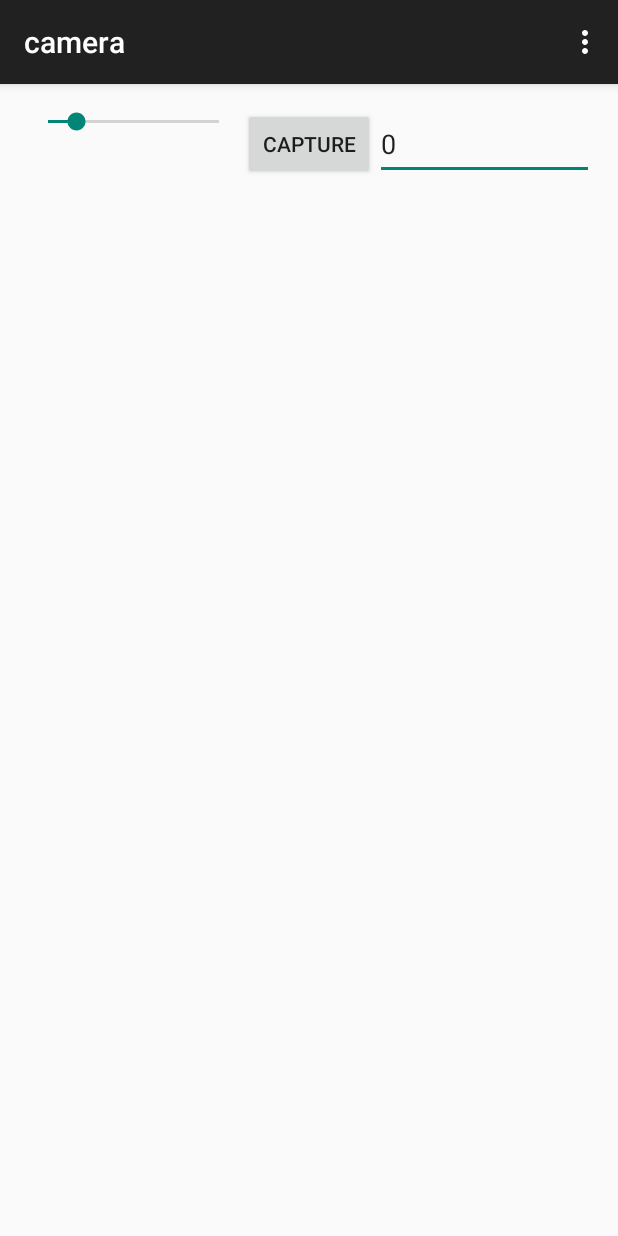
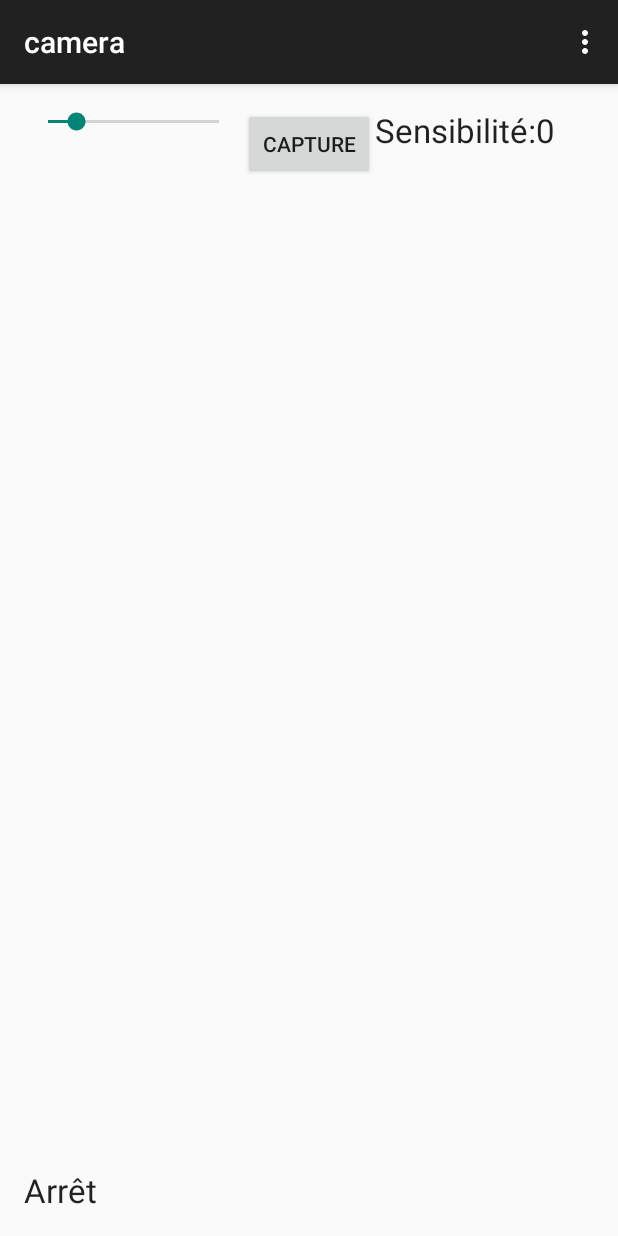
Before and after one commit to Late-Night-Coders/ReMoss, an Android app: the screen it shows after launch (MainActivity), on a phone screen of 412 x 824 dp. Run offline under Robolectric (Android 15) with nearby library versions, the phone set to English and light mode, and no system bars.

Commit message:
Commit Évènements + Affichage sur mobile

```diff
--- a/app/src/main/java/stevenseesall/com/camera/MainActivity.java
+++ b/app/src/main/java/stevenseesall/com/camera/MainActivity.java
@@ -12,6 +12,7 @@ import android.widget.Button;
 import android.widget.EditText;
 import android.widget.FrameLayout;
 import android.widget.SeekBar;
+import android.widget.TextView;
 
 public class MainActivity extends ActionBarActivity {
 
@@ -20,7 +21,8 @@ public class MainActivity extends ActionBarActivity {
         super.onCreate(savedInstanceState);
         setContentView(R.layout.activity_main);
 
-        ThreadCamera TC = new ThreadCamera(getApplicationContext(), this,(SeekBar) findViewById(R.id.seekBar),(FrameLayout) findViewById(R.id.camera_preview), (EditText) findViewById(R.id.editText));
+        ThreadCamera TC = new ThreadCamera(getApplicationContext(), this,(SeekBar) findViewById(R.id.seekBar),
+                (FrameLayout) findViewById(R.id.camera_preview), (TextView) findViewById(R.id.textView), (TextView) findViewById(R.id.textView3));
         TC.start();
 
         // Create an instance of Camera
--- a/app/src/main/java/stevenseesall/com/camera/ThreadCamera.java
+++ b/app/src/main/java/stevenseesall/com/camera/ThreadCamera.java
@@ -11,6 +11,7 @@ import android.view.SurfaceView;
 import android.widget.EditText;
 import android.widget.FrameLayout;
 import android.widget.SeekBar;
+import android.widget.TextView;
 import android.widget.Toast;
 
 import java.io.IOException;
@@ -29,17 +30,20 @@ public class ThreadCamera extends Thread {
     private SurfaceHolder mHolder;
     boolean Libre = true;
     int[] mImageAvant;
-    int mSkippedFrameHorizontal = 8;
-    int mSkippedFrameVertical = 8;
-    EditText mEditText;
+    int mSkippedFrameHorizontal = 2;
+    int mSkippedFrameVertical = 2;
+    TextView mTextView;
+    TextView mMouvementTextView;
+    Boolean mMouvement = false;
 
 
-    public ThreadCamera(Context context, Activity activity, SeekBar seekBar, FrameLayout frameLayout, EditText editText) {
+    public ThreadCamera(Context context, Activity activity, SeekBar seekBar, FrameLayout frameLayout, TextView textView, TextView textViewMouvement) {
         mContext = context;
         mActivity = activity;
         mSeekBar = seekBar;
         mFrameLayout = frameLayout;
-        mEditText = editText;
+        mTextView = textView;
+        mMouvementTextView = textViewMouvement;
     }
 
     public void run() {
@@ -97,7 +101,7 @@ public class ThreadCamera extends Thread {
                     mActivity.runOnUiThread(new Runnable() {
                         @Override
                         public void run() {
-                            mEditText.setText(Integer.toString(mSensibility));
+                            mTextView.setText(Integer.toString(mSensibility));
                         }
                     });
 
@@ -254,17 +258,39 @@ public class ThreadCamera extends Thread {
                     sensibilityValue = 50000;
                     break;
                 case 6:
-                    sensibilityValue = 750000;
+                    sensibilityValue = 75000;
                     break;
             }
             //Log.d("CameraTest", Integer.toString(SensibilityValue));
             if(diff > sensibilityValue){
                 Log.d("CameraTest", "MOUVEMENT");
                 Log.d("CameraTest", Long.toString(diff));
+                if(!mMouvement)
+                {
+                    //Évènement mouvement
+                    mActivity.runOnUiThread(new Runnable() {
+                        @Override
+                        public void run() {
+                            mMouvementTextView.setText("Mouvement!");
+                        }
+                    });
+                }
+                mMouvement = true;
             }
             else{
                 Log.d("CameraTest", "ARRET");
                 Log.d("CameraTest", Long.toString(diff));
+                if(mMouvement)
+                {
+                    //Évènement Arrêt
+                    mActivity.runOnUiThread(new Runnable() {
+                        @Override
+                        public void run() {
+                            mMouvementTextView.setText("Arrêt!");
+                        }
+                    });
+                }
+                mMouvement = false;
             }
             mImageAvant = myPixels;
         }
--- a/app/src/main/res/layout/activity_main.xml
+++ b/app/src/main/res/layout/activity_main.xml
@@ -5,22 +5,34 @@
     android:paddingTop="@dimen/activity_vertical_margin"
     android:paddingBottom="@dimen/activity_vertical_margin" tools:context=".MainActivity">
 
-    <RelativeLayout xmlns:android="http://schemas.android.com/apk/res/android"
-        android:orientation="horizontal"
-        android:layout_width="fill_parent"
-        android:layout_height="fill_parent"
-        android:id="@+id/relativeLayout"
+    <FrameLayout
+        android:id="@+id/camera_preview"
+        android:layout_width="wrap_content"
+        android:layout_height="wrap_content"
+        android:layout_weight="1"
+        android:layout_alignParentLeft="true"
+        android:layout_alignParentStart="true"
+        android:layout_toStartOf="@+id/button_capture"
+        android:layout_alignParentRight="true"
+        android:layout_alignParentEnd="true"
+        android:layout_above="@+id/textView3"
         android:layout_below="@+id/button_capture">
-        <FrameLayout
-            android:id="@+id/camera_preview"
-            android:layout_width="wrap_content"
-            android:layout_height="wrap_content"
-            android:layout_weight="1"
-            android:layout_alignParentTop="true"
-            android:layout_alignParentRight="true"
-            android:layout_alignParentEnd="true" />
 
-    </RelativeLayout>
+    </FrameLayout>
+
+
+    <TextView
+        android:layout_width="wrap_content"
+        android:layout_height="wrap_content"
+        android:textAppearance="?android:attr/textAppearanceLarge"
+        android:text="Arrêt"
+        android:id="@+id/textView3"
+        android:layout_gravity="center_horizontal|bottom"
+        android:layout_alignRight="@+id/camera_preview"
+        android:layout_alignEnd="@+id/camera_preview"
+        android:layout_alignParentBottom="true"
+        android:layout_alignParentLeft="true"
+        android:layout_alignParentStart="true" />
 
     <Button
         android:id="@+id/button_capture"
@@ -38,22 +50,33 @@
         android:layout_alignParentTop="true"
         android:layout_alignParentLeft="true"
         android:layout_alignParentStart="true"
-        android:layout_toLeftOf="@+id/button_capture"
         android:layout_toStartOf="@+id/button_capture"
         android:max="6"
         android:progress="1"
         android:indeterminate="false" />
 
-    <EditText
+    <TextView
         android:layout_width="wrap_content"
         android:layout_height="wrap_content"
-        android:id="@+id/editText"
+        android:textAppearance="?android:attr/textAppearanceLarge"
+        android:text="0"
+        android:id="@+id/textView"
         android:layout_above="@+id/relativeLayout"
         android:layout_alignRight="@+id/relativeLayout"
         android:layout_alignEnd="@+id/relativeLayout"
-        android:layout_alignTop="@+id/button_capture"
+        android:layout_alignParentTop="true"
+        android:layout_toRightOf="@+id/textView2"
+        android:layout_toEndOf="@+id/textView2" />
+
+    <TextView
+        android:layout_width="wrap_content"
+        android:layout_height="wrap_content"
+        android:textAppearance="?android:attr/textAppearanceLarge"
+        android:text="Sensibilité:"
+        android:id="@+id/textView2"
         android:layout_toRightOf="@+id/button_capture"
         android:layout_toEndOf="@+id/button_capture"
-        android:text="0" />
+        android:layout_alignParentTop="true"
+        android:layout_above="@+id/relativeLayout" />
 
 </RelativeLayout>
```
